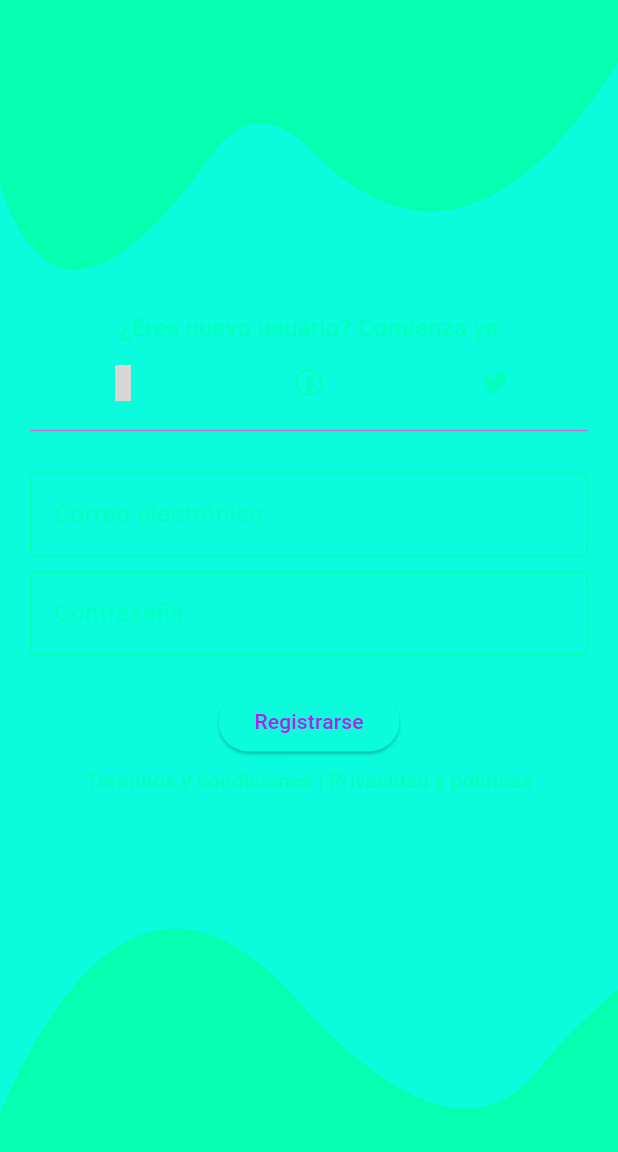
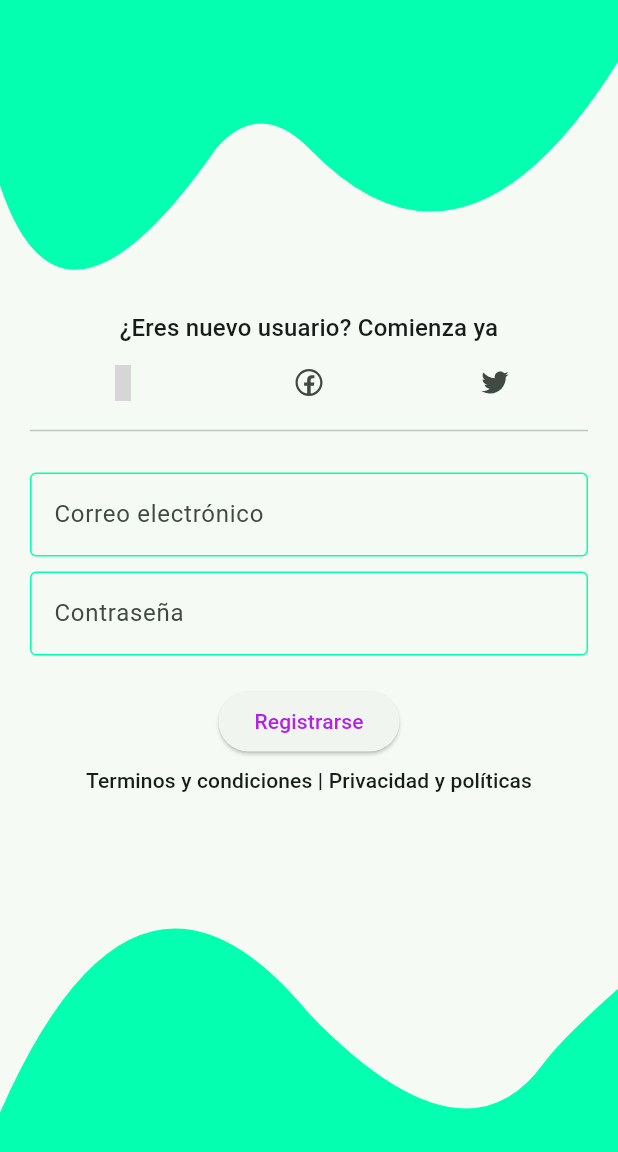
Before and after one commit to SamaritanoDev/practica-flutter, a Flutter app: the RegisterScreen screen opened by its route, on a phone screen of 412 x 824 dp. Shown: the top 1152 px of the screen. Run offline on Flutter 3.47's test engine with Material 2 defaults, Android fonts, the phone set to English and light mode, and no system bars; our stand-ins replace confetti, flutter_rating_bar, line_icons; grey boxes are pictures that could not be loaded.

Commit message:
add appTheme from main

```diff
--- /dev/null
+++ b/appcupertino/lib/config/theme/app_theme.dart
@@ -0,0 +1,23 @@
+import 'package:flutter/material.dart';
+
+const List<Color> colorList = [
+  Color(0xFFc195d9),
+  Color(0xff04ffb0),
+  Color(0xffb221e7),
+  Color(0xFF381354),
+  Color(0xffef081f),
+  Color(0xff0bfcdc),
+];
+
+class AppTheme {
+  final int selectedColor;
+
+  AppTheme({this.selectedColor = 0})
+      : assert(selectedColor >= 0, 'Selected color must be greater then 0'),
+        assert(selectedColor < colorList.length, 'Selected color must be less or equal than ${colorList.length - 1}');
+
+  ThemeData getMyTheme() => ThemeData(
+        useMaterial3: true,
+        colorSchemeSeed: colorList[selectedColor],
+      );
+}
```
Also changed, not shown: appcupertino/lib/main.dart (+17 -16 lines), appcupertino/lib/screen/home.dart (+8 -58 lines), appcupertino/pubspec.lock.
